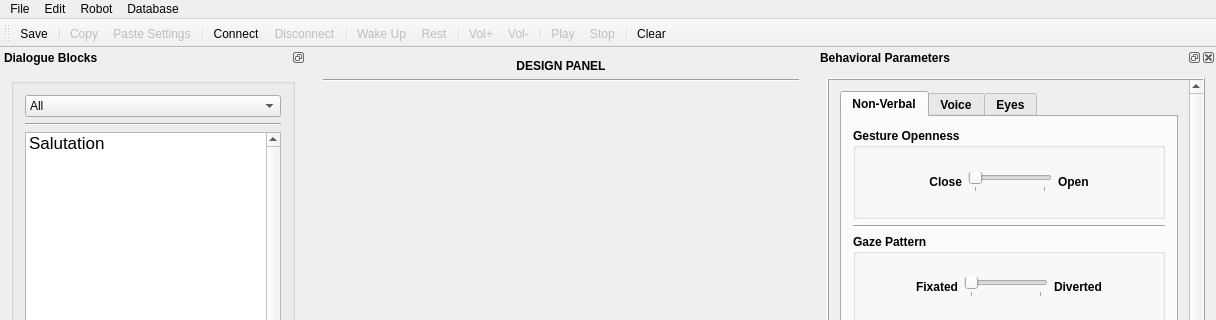
Before: the Qt Designer form interaction_manager/ui/dialogmainwindow.ui in ES-TUDelft/robot-interaction-tool, drawn with Qt 5; both pictures show x 0 to 1216 and y 0 to 320 of the 1216 by 753 pixel window.
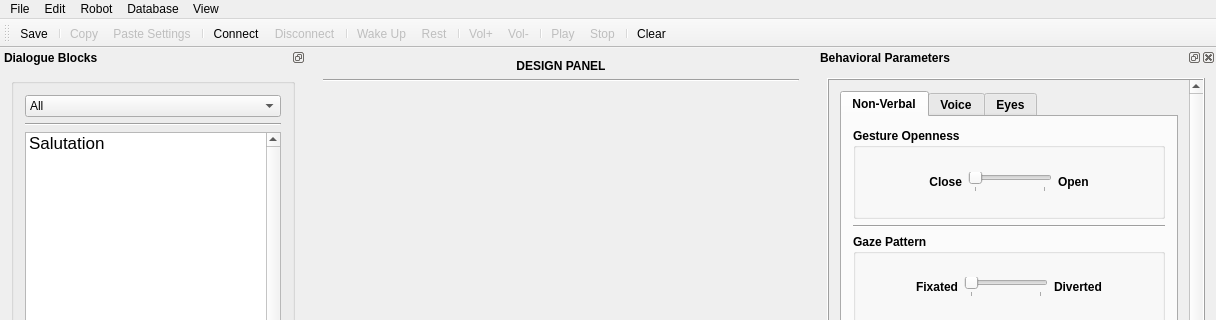
After: the same form once the commit is applied. Icons and pictures are not drawn.

What changed in the file:
```diff
--- a/interaction_manager/ui/dialogmainwindow.ui
+++ b/interaction_manager/ui/dialogmainwindow.ui
@@ -137,10 +137,21 @@
     <addaction name="actionMenuDatabaseConnect"/>
     <addaction name="actionMenuDatabaseDisconnect"/>
    </widget>
+   <widget class="QMenu" name="menuView">
+    <property name="title">
+     <string>View</string>
+    </property>
+    <addaction name="actionMenuBlockList"/>
+    <addaction name="actionMenuLogs"/>
+    <addaction name="separator"/>
+    <addaction name="actionMenuZoomIn"/>
+    <addaction name="actionMenuZoomOut"/>
+   </widget>
    <addaction name="menuFile"/>
    <addaction name="menuEdit"/>
    <addaction name="menuRobot"/>
    <addaction name="menuDatabase"/>
+   <addaction name="menuView"/>
   </widget>
   <widget class="QToolBar" name="mainToolBar">
    <property name="enabled">
```
Left out of the diff: 43 changed lines with no effect on the pictures.
